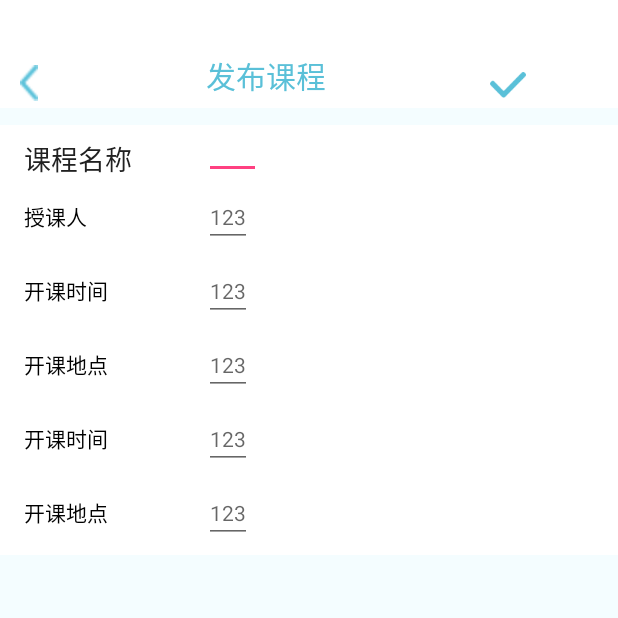
After one commit to Liujiaohan/FriendlyTeacher, an Android app: the PublishNewLectureActivity screen opened directly, with no data from a screen before it, on a phone screen of 412 x 824 dp, the top half of it. The commit adds this screen. Run offline under Robolectric (Android 15) with nearby library versions, the phone set to English and light mode, and no system bars; network calls fail.

Commit message:
创建添加课程activity

```diff
--- a/app/build.gradle
+++ b/app/build.gradle
@@ -7,7 +7,7 @@
     buildToolsVersion rootProject.ext.buildToolsVersion
 
     packagingOptions {
-      //  exclude 'META-INF/rxjava.properties'
+        //  exclude 'META-INF/rxjava.properties'
     }
 
     defaultConfig {
@@ -41,13 +41,11 @@
     compile "io.reactivex.rxjava2:rxandroid:$rootProject.ext.rxAndroidVersion"
     compile "com.squareup.retrofit2:retrofit:$rootProject.ext.retrofit"
     compile "com.squareup.retrofit2:converter-gson:$rootProject.ext.gsonVersion"
-    compile 'com.squareup.retrofit2:adapter-rxjava2:2.3.0'
 
     compile "com.android.support:design:$supportVersion"
     compile "com.android.support:appcompat-v7:$supportVersion"
     compile "com.android.support:recyclerview-v7:$supportVersion"
     compile "com.android.support:cardview-v7:$supportVersion"
-    compile 'com.android.support.constraint:constraint-layout:1.0.2'
 
     provided "org.projectlombok:lombok:$rootProject.ext.lombokVersion"
 
@@ -56,5 +54,7 @@
         exclude group: 'com.android.support', module: 'support-annotations'
     })
 
+    compile 'com.squareup.retrofit2:adapter-rxjava2:2.3.0'
+    compile 'com.android.support.constraint:constraint-layout:1.0.2'
     testCompile 'junit:junit:4.12'
 }
--- a/app/src/main/AndroidManifest.xml
+++ b/app/src/main/AndroidManifest.xml
@@ -1,9 +1,11 @@
 <?xml version="1.0" encoding="utf-8"?>
 <manifest xmlns:android="http://schemas.android.com/apk/res/android"
     package="com.leedopoem.ljh.friendlyteacher">
-    <uses-permission android:name="android.permission.INTERNET"/>
-    <uses-permission android:name="android.permission.ACCESS_NETWORK_STATE"/>
-    <uses-permission android:name="android.permission.ACCESS_WIFI_STATE"/>
+
+    <uses-permission android:name="android.permission.INTERNET" />
+    <uses-permission android:name="android.permission.ACCESS_NETWORK_STATE" />
+    <uses-permission android:name="android.permission.ACCESS_WIFI_STATE" />
+
     <application
         android:name=".base.MyApplication"
         android:allowBackup="true"
@@ -19,7 +21,8 @@
                 <category android:name="android.intent.category.LAUNCHER" />
             </intent-filter>
         </activity>
-        <activity android:name=".base.BaseActivity"></activity>
+        <activity android:name=".base.BaseActivity" />
+        <activity android:name=".newlecture.PublishNewLectureActivity"></activity>
     </application>
 
 </manifest>
--- a/app/src/main/java/com/leedopoem/ljh/friendlyteacher/homepage/HomePagePresenter.java
+++ b/app/src/main/java/com/leedopoem/ljh/friendlyteacher/homepage/HomePagePresenter.java
@@ -3,13 +3,8 @@
 import com.leedopoem.ljh.friendlyteacher.data.LectureRepository;
 import com.leedopoem.ljh.friendlyteacher.data.entity.Lecture;
 
-
-import org.reactivestreams.Subscriber;
-import org.reactivestreams.Subscription;
-
 import java.util.List;
 
-import io.reactivex.Observer;
 import io.reactivex.android.schedulers.AndroidSchedulers;
 import io.reactivex.disposables.CompositeDisposable;
 import io.reactivex.disposables.Disposable;
--- /dev/null
+++ b/app/src/main/java/com/leedopoem/ljh/friendlyteacher/newlecture/PublishNewLectureActivity.java
@@ -0,0 +1,15 @@
+package com.leedopoem.ljh.friendlyteacher.newlecture;
+
+import android.support.v7.app.AppCompatActivity;
+import android.os.Bundle;
+
+import com.leedopoem.ljh.friendlyteacher.R;
+
+public class PublishNewLectureActivity extends AppCompatActivity {
+
+    @Override
+    protected void onCreate(Bundle savedInstanceState) {
+        super.onCreate(savedInstanceState);
+        setContentView(R.layout.activity_publish_new_lecture);
+    }
+}
--- /dev/null
+++ b/app/src/main/res/layout/activity_publish_new_lecture.xml
@@ -0,0 +1,205 @@
+<?xml version="1.0" encoding="utf-8"?>
+<LinearLayout xmlns:android="http://schemas.android.com/apk/res/android"
+    xmlns:app="http://schemas.android.com/apk/res-auto"
+    xmlns:tools="http://schemas.android.com/tools"
+    android:layout_width="match_parent"
+    android:layout_height="match_parent"
+    android:background="#f4fdff"
+    android:orientation="vertical"
+    tools:context="enbledu.youkexml.MainActivity">
+
+    <TextView
+        android:layout_width="match_parent"
+        android:layout_height="24dp"
+        android:background="@color/white"
+        app:layout_constraintBottom_toBottomOf="parent"
+        app:layout_constraintLeft_toLeftOf="parent"
+        app:layout_constraintRight_toRightOf="parent"
+        app:layout_constraintTop_toTopOf="parent" />
+
+    <LinearLayout
+        android:background="@color/white"
+        android:layout_width="match_parent"
+        android:layout_height="48dp"
+        android:layout_marginBottom="11dp"
+        android:orientation="horizontal">
+        <Button
+            android:background="@mipmap/back"
+            android:layout_marginTop="13dp"
+            android:layout_marginLeft="13dp"
+            android:layout_width="12dp"
+            android:layout_height="24dp" />
+        <TextView
+            android:text="发布课程"
+            android:layout_marginLeft="112dp"
+            android:textSize="20dp"
+            android:layout_marginRight="97dp"
+            android:textColor="@color/textBlue"
+            android:layout_marginTop="11dp"
+            android:layout_width="wrap_content"
+            android:layout_height="wrap_content" />
+        <Button
+            android:background="@mipmap/finish"
+            android:layout_marginLeft="12dp"
+            android:layout_width="24dp"
+            android:layout_height="17dp"
+            android:layout_marginTop="16dp"
+            android:layout_marginRight="15dp"/>
+    </LinearLayout>
+
+    <LinearLayout
+        android:layout_width="match_parent"
+        android:layout_height="wrap_content"
+        android:background="@color/white"
+        android:orientation="vertical">
+        <LinearLayout
+            android:orientation="horizontal"
+            android:layout_width="match_parent"
+            android:layout_height="36dp"
+            >
+            <TextView
+                android:layout_marginTop="5dp"
+                android:layout_marginLeft="16dp"
+                android:layout_marginRight="20dp"
+                android:textSize="18dp"
+                android:text="课程名称"
+                android:textColor="#FF212121"
+                android:layout_width="100dp"
+                android:layout_height="24dp" />
+
+            <EditText
+                android:hint="123"
+                android:textColorHint="#ffffff"
+                android:textSize="18dp"
+                android:paddingTop="5dp"
+                android:layout_width="wrap_content"
+                android:layout_height="wrap_content" />
+        </LinearLayout>
+
+        <LinearLayout
+            android:orientation="horizontal"
+            android:layout_width="match_parent"
+            android:layout_height="36dp"
+            android:layout_marginTop="10dp"
+            android:layout_marginBottom="7dp"
+            >
+            <TextView
+                android:layout_marginLeft="16dp"
+                android:layout_marginRight="20dp"
+                android:textSize="14dp"
+                android:text="授课人"
+                android:textColor="@color/textMain"
+                android:layout_width="100dp"
+                android:layout_height="24dp" />
+
+            <EditText
+                android:hint="123"
+                android:textColor="@color/textMain"
+                android:textSize="14dp"
+                android:paddingTop="5dp"
+                android:layout_width="wrap_content"
+                android:layout_height="wrap_content" />
+        </LinearLayout>
+
+        <LinearLayout
+            android:orientation="horizontal"
+            android:layout_width="match_parent"
+            android:layout_height="36dp"
+            android:layout_marginTop="6dp"
+            android:layout_marginBottom="7dp"
+            >
+            <TextView
+                android:layout_marginLeft="16dp"
+                android:layout_marginRight="20dp"
+                android:textSize="14dp"
+                android:text="开课时间"
+                android:textColor="@color/textMain"
+                android:layout_width="100dp"
+                android:layout_height="24dp" />
+
+            <EditText
+                android:hint="123"
+                android:textColor="@color/textMain"
+                android:textSize="14dp"
+                android:paddingTop="5dp"
+                android:layout_width="wrap_content"
+                android:layout_height="wrap_content" />
+        </LinearLayout>
+
+        <LinearLayout
+            android:orientation="horizontal"
+            android:layout_width="match_parent"
+            android:layout_height="36dp"
+            android:layout_marginTop="6dp"
+            android:layout_marginBottom="7dp"
+            >
+            <TextView
+                android:layout_marginLeft="16dp"
+                android:layout_marginRight="20dp"
+                android:textSize="14dp"
+                android:text="开课地点"
+                android:textColor="@color/textMain"
+                android:layout_width="100dp"
+                android:layout_height="24dp" />
+
+            <EditText
+                android:hint="123"
+                android:textColor="@color/textMain"
+                android:textSize="14dp"
+                android:paddingTop="5dp"
+                android:layout_width="wrap_content"
+                android:layout_height="wrap_content" />
+        </LinearLayout>
+
+        <LinearLayout
+            android:orientation="horizontal"
+            android:layout_width="match_parent"
+            android:layout_height="36dp"
+            android:layout_marginTop="6dp"
+            android:layout_marginBottom="7dp"
+            >
+            <TextView
+                android:layout_marginLeft="16dp"
+                android:layout_marginRight="20dp"
+                android:textSize="14dp"
+                android:text="开课时间"
+                android:textColor="@color/textMain"
+                android:layout_width="100dp"
+                android:layout_height="24dp" />
+
+            <EditText
+                android:hint="123"
+                android:textColor="@color/textMain"
+                android:textSize="14dp"
+                android:paddingTop="5dp"
+                android:layout_width="wrap_content"
+                android:layout_height="wrap_content" />
+        </LinearLayout>
+
+        <LinearLayout
+            android:orientation="horizontal"
+            android:layout_width="match_parent"
+            android:layout_height="36dp"
+            android:layout_marginTop="6dp"
+            android:layout_marginBottom="7dp"
+            >
+            <TextView
+                android:layout_marginLeft="16dp"
+                android:layout_marginRight="20dp"
+                android:textSize="14dp"
+                android:text="开课地点"
+                android:textColor="@color/textMain"
+                android:layout_width="100dp"
+                android:layout_height="24dp" />
+
+            <EditText
+                android:hint="123"
+                android:textColor="@color/textMain"
+                android:textSize="14dp"
+                android:paddingTop="5dp"
+                android:layout_width="wrap_content"
+                android:layout_height="wrap_content" />
+        </LinearLayout>
+
+    </LinearLayout>
+</LinearLayout>
--- a/app/src/main/res/values/colors.xml
+++ b/app/src/main/res/values/colors.xml
@@ -1,6 +1,9 @@
 <?xml version="1.0" encoding="utf-8"?>
 <resources>
-    <color name="colorPrimary">#FFFFFF</color>
+    <color name="colorPrimary">#3F51B5</color>
     <color name="colorPrimaryDark">#303F9F</color>
     <color name="colorAccent">#FF4081</color>
+    <color name="white">#ffffff</color>
+    <color name="textBlue">#FF5AC0D8</color>
+    <color name="textMain">#FF000000</color>
 </resources>
```
Also changed, not shown: app/src/main/res/mipmap-xhdpi/finish.png (added).
